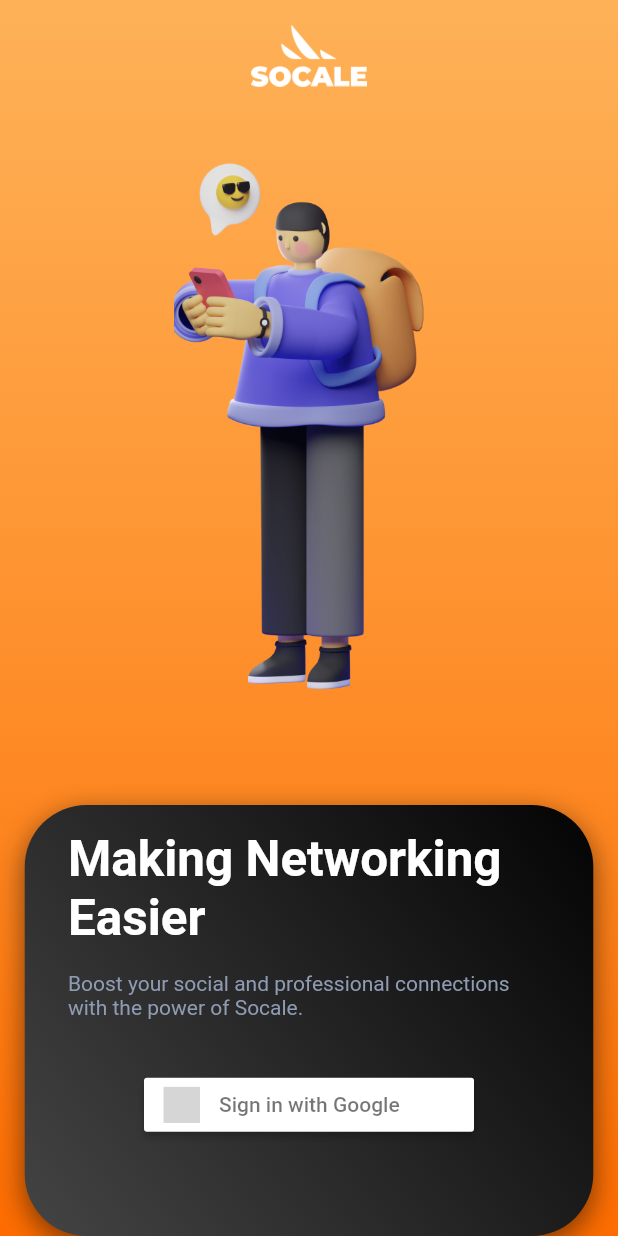
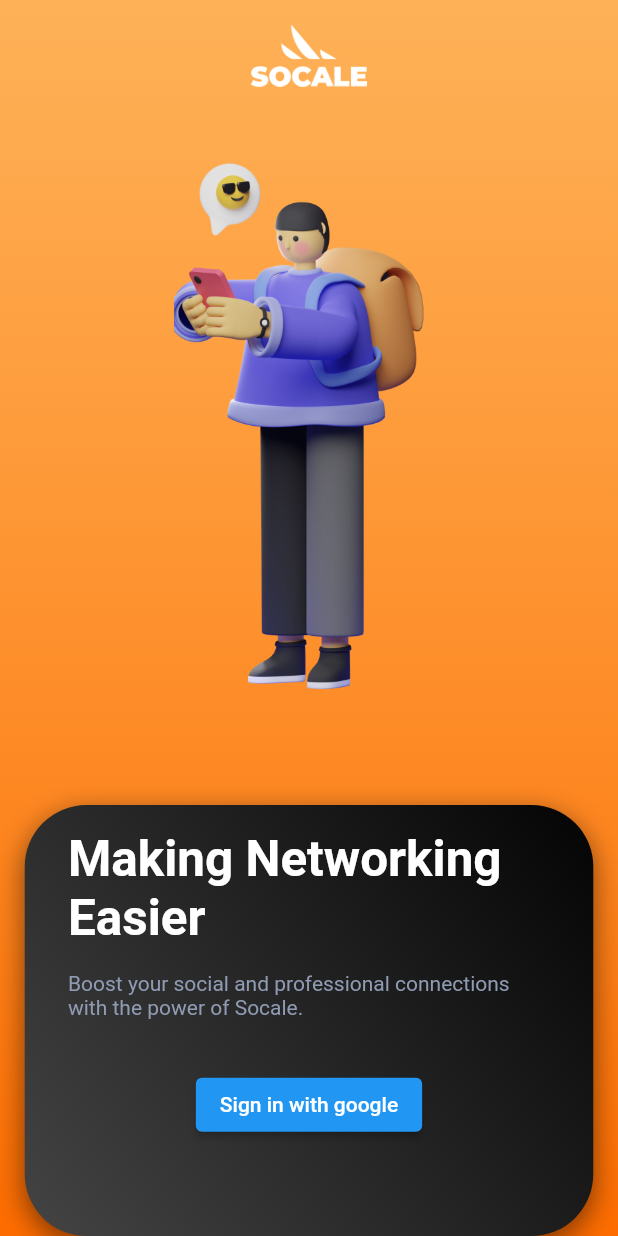
Before and after one commit to bibaswan-bhawal/socale, a Flutter app: the screen it shows after launch, on a phone screen of 412 x 824 dp. Run offline on Flutter 3.47's test engine with Material 2 defaults, Android fonts, the phone set to English and light mode, and no system bars; our stand-ins replace cloud_firestore, firebase_auth, firebase_core, flutter_chat_types, flutter_chat_ui, flutter_hooks and 8 more; missing offline and left inert: flappy_search_bar_ns, flutter_firebase_chat_core; accounts and stored records are empty; generated files the repository leaves out were written again; grey boxes are pictures that could not be loaded.

Commit message:
- Added new bottom navigation bar (Active page icons not working but will fix) - Fixed Android build errors, - WORKS FOR ANDROID NOW!  - There some environment configs needed to build for android. - Haven't test on IOS yet. - Had to remove google sign in and replace with custom button.

```diff
--- a/lib/main.dart
+++ b/lib/main.dart
@@ -6,6 +6,7 @@ import 'package:get/get.dart';
 import 'package:hooks_riverpod/hooks_riverpod.dart';
 import 'package:socale/services/authentication_service.dart';
 
+import 'firebase_options.dart';
 import 'injection/injection.dart';
 import 'riverpods/global/user_provider.dart';
 import 'theme/size_config.dart';
@@ -13,7 +14,9 @@ import 'utils/routes.dart';
 
 void main() async {
   WidgetsFlutterBinding.ensureInitialized();
-  await Firebase.initializeApp();
+  await Firebase.initializeApp(
+    options: DefaultFirebaseOptions.currentPlatform,
+  );
   configureDependencies();
   runApp(ProviderScope(child: const SocaleApp()));
 }
--- a/lib/screens/auth/login/login_screen.dart
+++ b/lib/screens/auth/login/login_screen.dart
@@ -1,8 +1,6 @@
 import 'package:firebase_auth/firebase_auth.dart';
 import 'package:flutter/material.dart';
-import 'package:flutter_signin_button/flutter_signin_button.dart';
 import 'package:get/get.dart';
-import 'package:hooks_riverpod/hooks_riverpod.dart';
 import 'package:socale/theme/colors.dart';
 import 'package:socale/theme/text_styles.dart';
 import '../../../injection/injection.dart';
@@ -13,10 +11,17 @@ import '../../components/gap.dart';
 class LoginScreen extends StatelessWidget {
   const LoginScreen({Key? key}) : super(key: key);
 
-/* Comment 2 */
-
   @override
   Widget build(BuildContext context) {
+    FirebaseAuth.instance.authStateChanges().listen((User? user) {
+      if (user == null) {
+        print('User is currently signed out!');
+      } else {
+        print('User is signed in!');
+        Get.offAllNamed('/home');
+      }
+    });
+
     return Scaffold(
       body: Container(
         decoration: BoxDecoration(
@@ -71,20 +76,10 @@ class LoginScreen extends StatelessWidget {
                                   style: SocaleTextStyles.supportingText,
                                 ),
                                 Gap(height: 4),
-                                HookConsumer(builder: (context, ref, child) {
-                                  FirebaseAuth.instance
-                                      .authStateChanges()
-                                      .listen((user) {
-                                    if (user != null) {
-                                      Get.offAllNamed('/home');
-                                    }
-                                  });
-                                  return SignInButton(
-                                    Buttons.Google,
+                                ElevatedButton(
                                   onPressed: () async {
                                     try {
-                                        return await locator<
-                                                AuthenticationService>()
+                                      await locator<AuthenticationService>()
                                           .signInWithGoogle();
                                     } on FirebaseAuthException catch (e) {
                                       Get.snackbar(
@@ -94,8 +89,8 @@ class LoginScreen extends StatelessWidget {
                                       );
                                     }
                                   },
-                                  );
-                                }),
+                                  child: const Text('Sign in with google'),
+                                ),
                               ],
                             ),
                           ),
@@ -112,3 +107,31 @@ class LoginScreen extends StatelessWidget {
     );
   }
 }
+
+//Get.offAllNamed('/home');
+
+//HookConsumer(builder: (context, ref, child) {
+//                                   FirebaseAuth.instance
+//                                       .authStateChanges()
+//                                       .listen((user) {
+//                                     if (user != null) {
+//
+//                                     }
+//                                   });
+//                                   return SignInButton(
+//                                     Buttons.Google,
+//                                     onPressed: () async {
+//                                       try {
+//                                         return await locator<
+//                                                 AuthenticationService>()
+//                                             .signInWithGoogle();
+//                                       } on FirebaseAuthException catch (e) {
+//                                         Get.snackbar(
+//                                           'An error occurred',
+//                                           e.message ??
+//                                               'Could not log in at this moment',
+//                                         );
+//                                       }
+//                                     },
+//                                   );
+//                                 }),
--- a/pubspec.yaml
+++ b/pubspec.yaml
@@ -38,6 +38,7 @@ dependencies:
   flutter_firebase_chat_core: ^1.5.2
   flutter_hooks: ^0.18.3
   flutter_signin_button: ^2.0.0
+  flutter_svg: ^1.1.1+1
   get: ^4.6.1
   get_it: ^7.2.0
   glassmorphism: ^3.0.0
@@ -68,6 +69,7 @@ flutter:
   # To add assets to your application, add an assets section, like this:
   assets:
     - assets/images/
+    - assets/icons/
   # An image asset can refer to one or more resolution-specific "variants", see
   # https://flutter.dev/assets-and-images/#resolution-aware.
   # For details regarding adding assets from package dependencies, see
```
Also changed, not shown: lib/screens/home/CustomBottomNavigationBar.dart (added, +91 -0 lines), lib/screens/home/home_screen/home_screen.dart (+32 -11 lines), assets/icons/center_logo.svg (added), assets/icons/chat_icon.svg (added), assets/icons/home_icon.svg (added), assets/icons/insights_icon.svg (added), assets/icons/user_icon.svg (added), pubspec.lock, 4 other files. Lines whose indentation alone changed are shown as unchanged.
